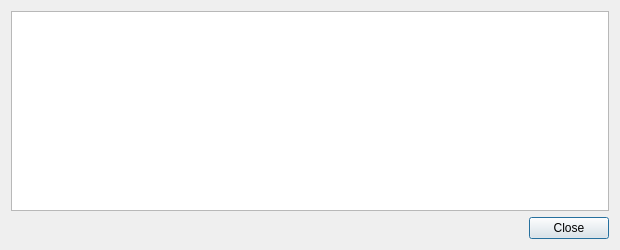
First picture: the form in src/qt/forms/transactiondescdialog.ui, repository mcobitcoin/mcobit, before the edit.
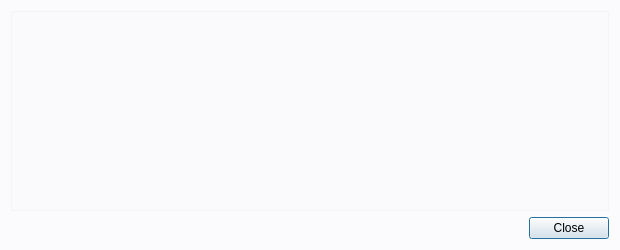
Second picture: the form after the edit. Icons and pictures are not drawn.

Patch:
```diff
--- a/src/qt/forms/transactiondescdialog.ui
+++ b/src/qt/forms/transactiondescdialog.ui
@@ -14,7 +14,7 @@
    <string>Transaction details</string>
   </property>
   <property name="styleSheet">
-   <string notr="true">background-image: url(:/images/2s);</string>
+   <string notr="true">background:rgba(232, 236, 241, 0.1);</string>
   </property>
   <layout class="QVBoxLayout" name="verticalLayout">
    <item>
```
